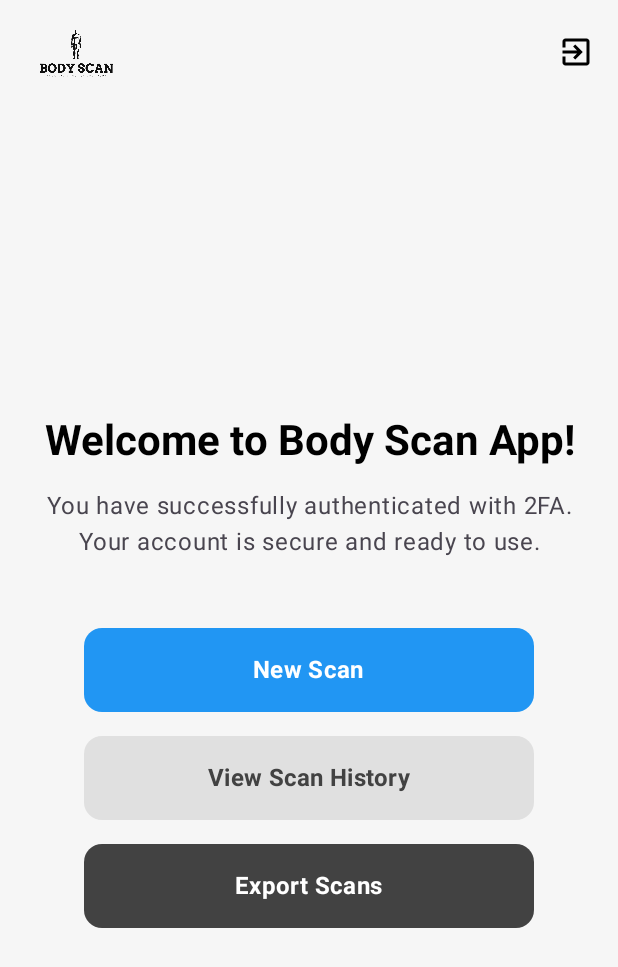
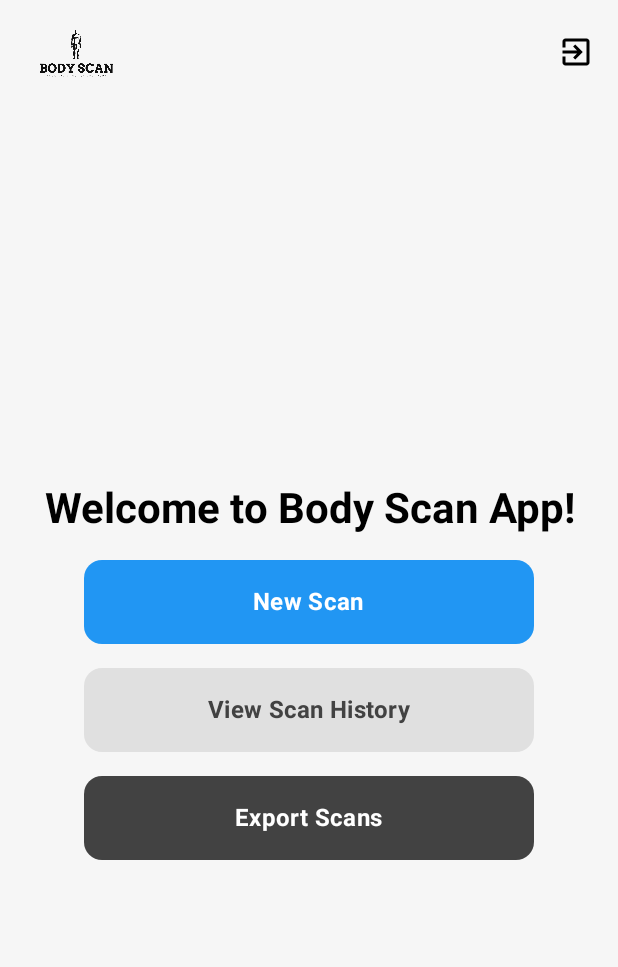
Before and after one commit to Arnold-18-CS/Body-Scan-App, an Android app built with Jetpack Compose: the @Preview function HomeScreenPreview, on a phone screen of 412 x 824 dp. Shown: the top 967 px of the screen. Run offline under Robolectric (Android 15) with nearby library versions, the phone set to English and light mode, and no system bars.

Commit message:
feat: Personalize welcome message
The welcome message on the HomeScreen is now personalized with the username if available.
The generic authentication success message has been removed.

```diff
--- a/app/src/main/java/com/example/bodyscanapp/MainActivity.kt
+++ b/app/src/main/java/com/example/bodyscanapp/MainActivity.kt
@@ -169,6 +169,7 @@ fun AuthenticationApp() {
                             // TODO: Navigate to export scans screen
                             successMessage = "Export Scans clicked - Feature coming soon!"
                         },
+                        username = authRepository.getCurrentUser(),
                         modifier = Modifier.padding(innerPadding)
                     )
                 }
--- a/app/src/main/java/com/example/bodyscanapp/ui/screens/HomeScreen.kt
+++ b/app/src/main/java/com/example/bodyscanapp/ui/screens/HomeScreen.kt
@@ -47,6 +47,7 @@ fun HomeScreen(
     onNewScanClick: () -> Unit = {},
     onViewHistoryClick: () -> Unit = {},
     onExportScansClick: () -> Unit = {},
+    username: String? = null,
 ) {
     var showLogoutDialog by remember { mutableStateOf(false) }
 
@@ -92,7 +93,7 @@ fun HomeScreen(
         ) {
             // Welcome message
             Text(
-                text = "Welcome to Body Scan App!",
+                text = if (username != null) "Welcome $username!" else "Welcome to Body Scan App!",
                 style = MaterialTheme.typography.headlineMedium,
                 fontWeight = FontWeight.Bold,
                 color = MaterialTheme.colorScheme.onSurface,
@@ -100,13 +101,13 @@ fun HomeScreen(
                 modifier = Modifier.padding(bottom = 16.dp)
             )
 
-            Text(
-                text = "You have successfully authenticated with 2FA. Your account is secure and ready to use.",
-                style = MaterialTheme.typography.bodyLarge,
-                color = MaterialTheme.colorScheme.onSurfaceVariant,
-                textAlign = TextAlign.Center,
-                modifier = Modifier.padding(bottom = 48.dp)
-            )
+//            Text(
+//                text = "You have successfully authenticated with 2FA. Your account is secure and ready to use.",
+//                style = MaterialTheme.typography.bodyLarge,
+//                color = MaterialTheme.colorScheme.onSurfaceVariant,
+//                textAlign = TextAlign.Center,
+//                modifier = Modifier.padding(bottom = 48.dp)
+//            )
 
             // Action buttons
             Column(
```
